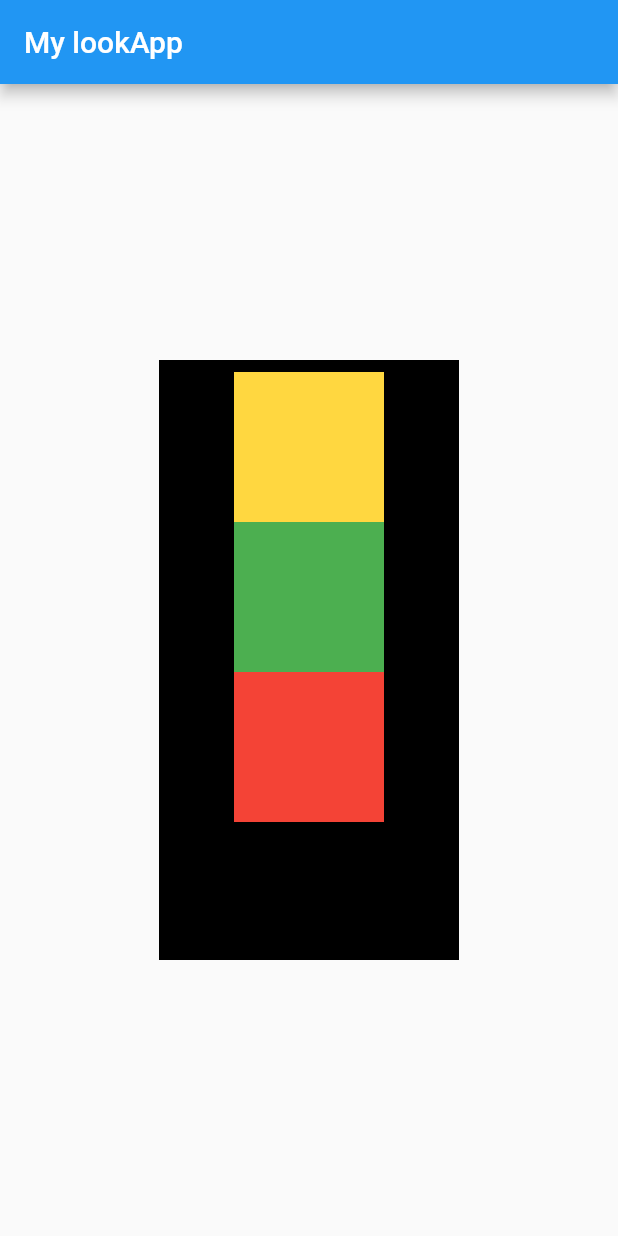
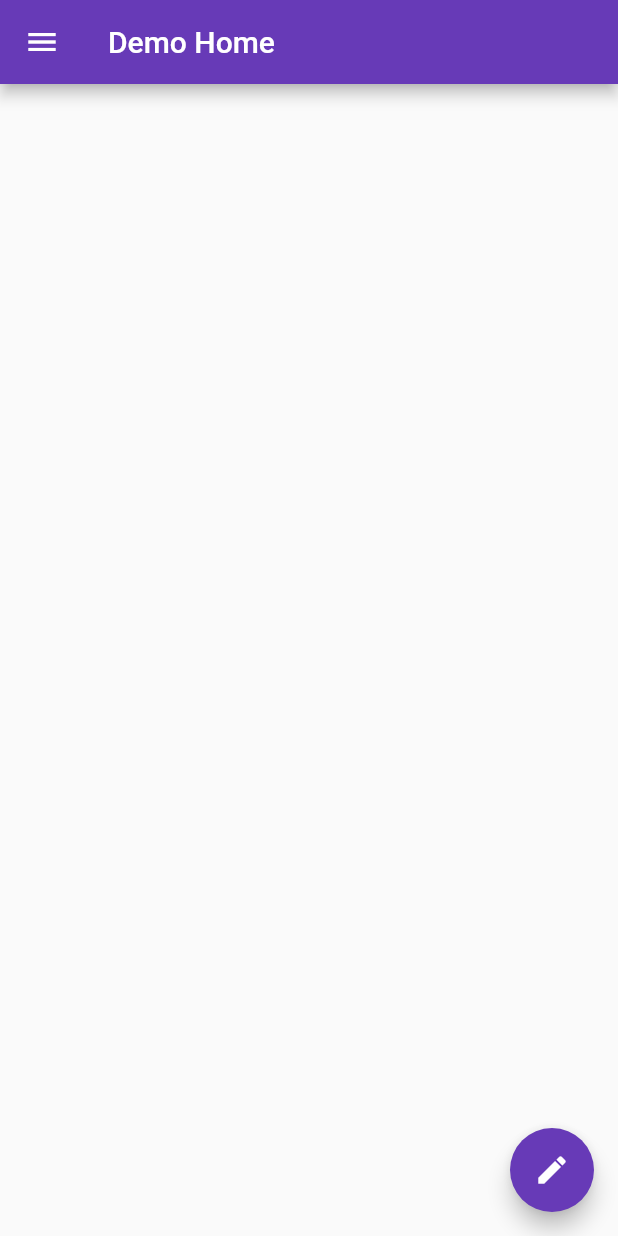
Before and after one commit to surajmgr/Flutter_Practice_firstApp, a Flutter app: the screen it shows after launch, on a phone screen of 412 x 824 dp. Run offline on Flutter 3.47's test engine with Material 2 defaults, Android fonts, the phone set to English and light mode, and no system bars; Roboto replaces fonts that are missing (Georgia).

Commit message:
ch3 completed

```diff
--- a/lib/main.dart
+++ b/lib/main.dart
@@ -1,10 +1,20 @@
 import 'package:flutter/material.dart';
 
-void main() {
-  runApp(const MaterialApp(
-    title: "My first app",
-    home: HomePage(),
-  ));
+void main() => runApp(const myApp());
+
+class myApp extends StatelessWidget {
+  const myApp({Key? key}) : super(key: key);
+
+  @override
+  Widget build(BuildContext context) {
+    return MaterialApp(
+      title: 'Demo App',
+      home: const HomePage(),
+      theme: ThemeData(
+        primarySwatch: Colors.deepPurple,
+      ),
+    );
+  }
 }
 
 class HomePage extends StatelessWidget {
@@ -14,48 +24,51 @@ class HomePage extends StatelessWidget {
   Widget build(BuildContext context) {
     return Scaffold(
       appBar: AppBar(
-        title: const Text("My lookApp"),
+        title: const Text(
+          'Demo Home',
+          style: TextStyle(
+            fontFamily: 'Georgia',
+          ),
+        ),
       ),
-      body: Padding(
-        padding: const EdgeInsets.all(8.0),
-        child: Align(
-          alignment: Alignment.center,
-          child: Container(
-            color: Colors.black,
-            width: 200,
-            height: 400,
-            child: Padding(
-              padding: const EdgeInsets.all(8.0),
-              child: Column(
-                mainAxisAlignment: MainAxisAlignment.start,
-                crossAxisAlignment: CrossAxisAlignment.center,
-                children: <Widget>[
-                  Container(
-                    padding: const EdgeInsets.all(8),
-                    alignment: Alignment.center,
-                    width: 100,
-                    height: 100,
-                    color: Colors.amberAccent,
-                  ),
-                  Container(
-                    padding: const EdgeInsets.all(8),
-                    alignment: Alignment.center,
-                    width: 100,
-                    height: 100,
-                    color: Colors.green,
-                  ),
-                  Container(
-                    padding: const EdgeInsets.all(8),
-                    alignment: Alignment.center,
-                    width: 100,
-                    height: 100,
-                    color: Colors.red,
-                  ),
-                ],
+      body: Container(),
+      drawer: Drawer(
+        child: ListView(
+          padding: EdgeInsets.zero,
+          children: const <Widget>[
+            // DrawerHeader(
+            //   child: Text(
+            //     "Hi! I'm drawer.",
+            //     style: TextStyle(
+            //       color: Colors.white,
+            //     ),
+            //   ),
+            //   decoration: BoxDecoration(
+            //     color: Colors.indigo,
+            //   ),
+            // ),
+
+            UserAccountsDrawerHeader(
+              accountName: Text("Suraj Pulami"),
+              accountEmail: Text("surajpulami@gmail.com"),
+              currentAccountPicture: CircleAvatar(
+                backgroundImage: NetworkImage(
+                    "https://static.zerochan.net/Narberal.Gamma.full.2394509.jpg"),
               ),
             ),
-          ),
+
+            ListTile(
+              leading: Icon(Icons.person),
+              title: Text('Account'),
+              subtitle: Text('Personal'),
+              trailing: Icon(Icons.edit),
+            ),
+          ],
         ),
+      ),
+      floatingActionButton: FloatingActionButton(
+        onPressed: () {},
+        child: const Icon(Icons.edit),
       ),
     );
   }
```
